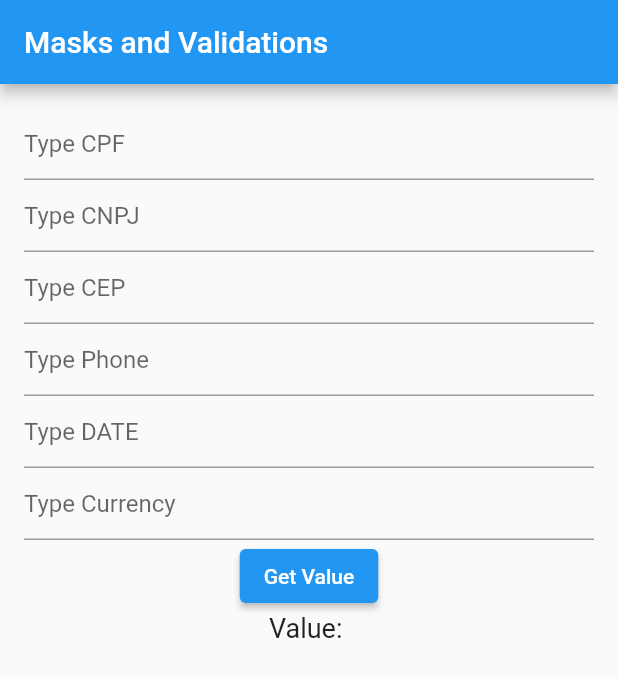
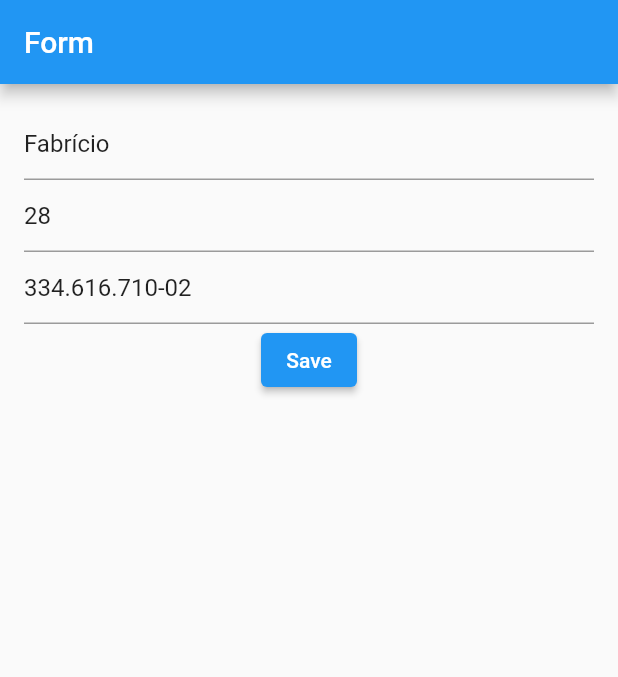
Before and after one commit to fajusto/flutter_masks_validations_pt_br, a Flutter app: the screen it shows after launch, on a phone screen of 412 x 824 dp. Shown: the top 677 px of the screen. Run offline on Flutter 3.47's test engine with Material 2 defaults, Android fonts, the phone set to English and light mode, and no system bars; our stand-ins replace brasil_fields.

Commit message:
-created form validators

```diff
--- /dev/null
+++ b/lib/form.dart
@@ -0,0 +1,132 @@
+import 'package:brasil_fields/brasil_fields.dart';
+import 'package:flutter/material.dart';
+import 'package:flutter/services.dart';
+
+class FormPage extends StatefulWidget {
+  const FormPage({Key? key}) : super(key: key);
+
+  @override
+  _FormPageState createState() => _FormPageState();
+}
+
+class _FormPageState extends State<FormPage> {
+
+  final _formKey = GlobalKey<FormState>();
+  TextEditingController _nameController = TextEditingController(text: "Fabrício");
+  TextEditingController _ageController = TextEditingController(text: "28");
+  TextEditingController _cpfController = TextEditingController(text: "334.616.710-02");
+
+  String _name = "";
+  String _age = "";
+  String _cpf = "";
+
+  String _message = "";
+
+  @override
+  Widget build(BuildContext context) {
+    return Scaffold(
+      appBar: AppBar(
+        title: Text('Form'),
+      ),
+      body: Container(
+        padding: EdgeInsets.all(16),
+        child: Form(
+          key: _formKey,
+            child: Column(
+              children: [
+
+                TextFormField(
+                  controller: _nameController,
+                  onSaved: (value){
+                    _name = value.toString();
+                  },
+                  decoration: InputDecoration(
+                    hintText: "Type your name"
+                  ),
+                  validator: (value){
+
+                    if(value!.isEmpty){
+                      return "This field is required.";
+                    }
+
+                    if(value.length < 5){
+                      return "This field is requires 5 digits.";
+                    }
+
+                    if(value.length > 20){
+                      return "This field is requires less than 20 digits.";
+                    }
+
+                    return null;
+                  },
+                ),
+                TextFormField(
+                  controller: _ageController,
+                  onSaved: (value){
+                    _age = value.toString();
+                  },
+                  keyboardType: TextInputType.number,
+                  decoration: InputDecoration(
+                      hintText: "Type your age"
+                  ),
+                  validator: (value){
+
+                    if(value!.isEmpty){
+                      return "This field is required.";
+                    }
+
+                    return null;
+                  },
+                ),
+                TextFormField(
+                  controller: _cpfController,
+                  onSaved: (value){
+                    _cpf = value.toString();
+                  },
+                  keyboardType: TextInputType.number,
+                  inputFormatters: [
+                    FilteringTextInputFormatter.digitsOnly,
+                    CpfInputFormatter(),
+                  ],
+                  decoration: InputDecoration(
+                      hintText: "Type your CPF"
+                  ),
+                  validator: (value){
+
+                    if(value!.isEmpty){
+                      return "This field is required.";
+                    }
+
+                    if(!CPFValidator.isValid(value)){
+                      return "CPF is not valid";
+                    }
+
+                    return null;
+                  },
+                ),
+
+                ElevatedButton(
+                    onPressed: (){
+
+                      if(_formKey.currentState!.validate()){
+                        _formKey.currentState!.save();
+                        setState(() {
+                          /*_name = _nameController.text;
+                          _age = _ageController.text;
+                          _cpf = _cpfController.text;*/
+                          _message = "Name: $_name Age: $_age CPF: $_cpf";
+                        });
+                      }
+                    },
+                    child: Text('Save')
+                ),
+                Text(_message, style: TextStyle(
+                  fontSize: 25
+                ),)
+              ],
+            ),
+        ),
+      ),
+    );
+  }
+}
--- a/lib/main.dart
+++ b/lib/main.dart
@@ -1,11 +1,11 @@
 import 'package:flutter/material.dart';
 
-import 'home.dart';
+import 'form.dart';
 
 void main() {
   runApp(MaterialApp(
     title: "Masks and Validations",
-    home: Home(),
+    home: FormPage(),
     debugShowCheckedModeBanner: false,
   ));
 }
--- a/pubspec.yaml
+++ b/pubspec.yaml
@@ -30,6 +30,7 @@ dependencies:
   cupertino_icons: ^1.0.2
   brasil_fields: ^1.1.4
   intl: ^0.17.0
+  cpf_cnpj_validator: ^2.0.0
 
 dev_dependencies:
   flutter_test:
```
Also changed, not shown: pubspec.lock.
